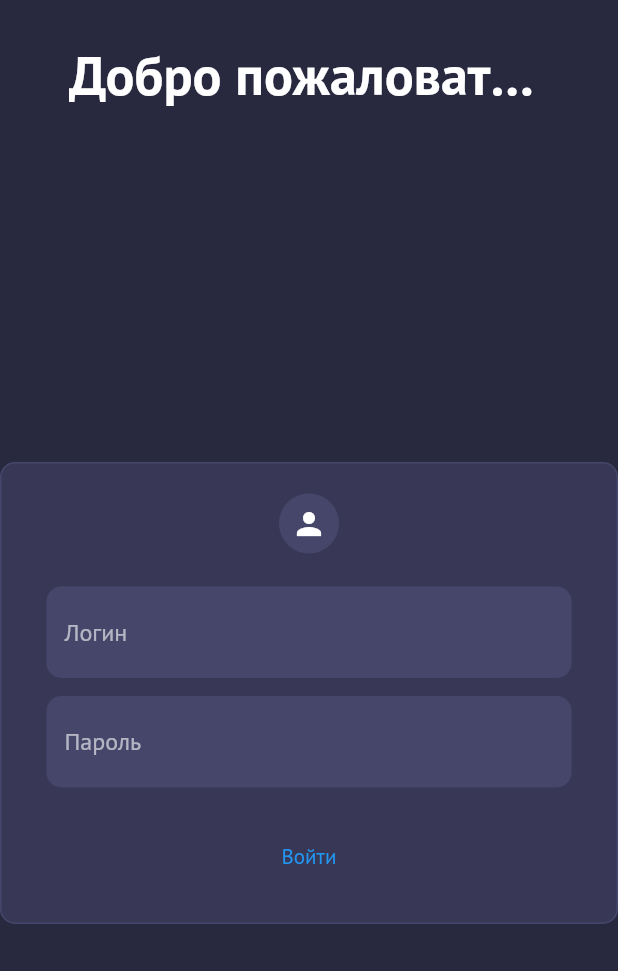
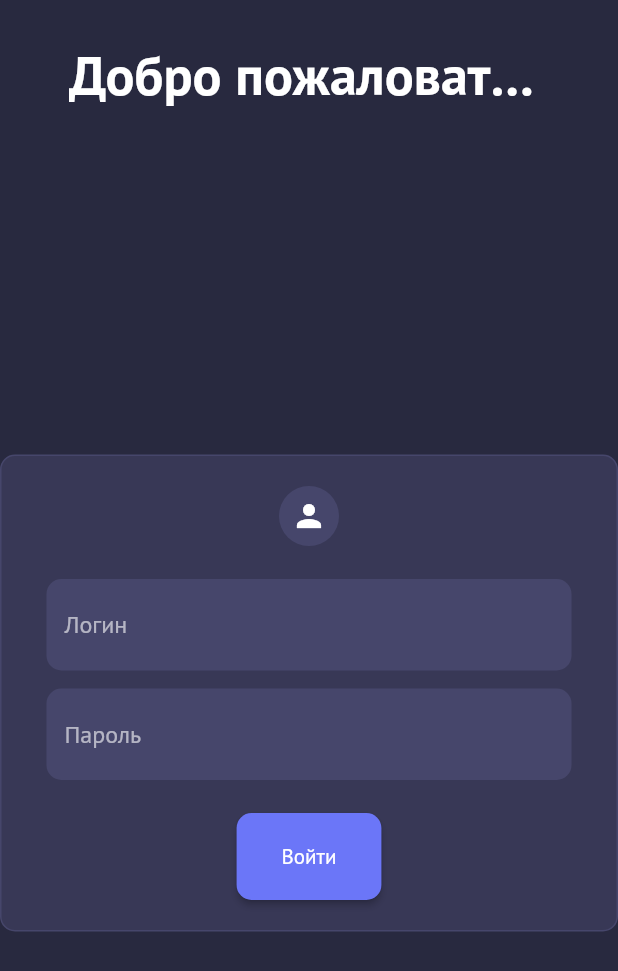
Before and after one commit to black-rusuz/nft, a Flutter app: the screen it shows after launch, on a phone screen of 412 x 824 dp. Shown: the top 971 px of the screen. Run offline on Flutter 3.47's test engine with Material 2 defaults, Android fonts, the phone set to English and light mode, and no system bars; our stand-ins replace dio, equatable, flutter_bloc, get_it, google_fonts, injectable.

Commit message:
Button style

```diff
--- a/lib/main.dart
+++ b/lib/main.dart
@@ -36,7 +36,7 @@ class MyApp extends StatelessWidget {
       initialRoute: routes.keys.first,
       theme: ThemeData(
         brightness: Brightness.dark,
-        primarySwatch: Colors.blue,
+        primarySwatch: Styles.blue,
         scaffoldBackgroundColor: Styles.bg,
         textTheme: GoogleFonts.ptSansTextTheme(),
         appBarTheme: const AppBarTheme(
@@ -52,6 +52,16 @@ class MyApp extends StatelessWidget {
             borderRadius: Styles.borderRadius,
           ),
         ),
+        elevatedButtonTheme: ElevatedButtonThemeData(
+          style: ButtonStyle(
+            padding: const MaterialStatePropertyAll(
+              EdgeInsets.symmetric(vertical: 20, horizontal: 30),
+            ),
+            shape: MaterialStatePropertyAll(
+              RoundedRectangleBorder(borderRadius: Styles.borderRadius),
+            ),
+          ),
+        ),
         // iconTheme: const IconThemeData(color: Colors.black),
       ),
     );
--- a/lib/presentation/pages/login/login_page.dart
+++ b/lib/presentation/pages/login/login_page.dart
@@ -51,7 +51,7 @@ class LoginPage extends StatelessWidget {
                 decoration: InputDecoration(hintText: 'Пароль'),
               ),
               const SizedBox(height: 22),
-              TextButton(
+              ElevatedButton(
                 onPressed: () =>
                     Navigator.of(context).pushReplacementNamed(HomePage.name),
                 child: const Text('Войти'),
--- a/lib/presentation/styles.dart
+++ b/lib/presentation/styles.dart
@@ -1,6 +1,29 @@
 import 'package:flutter/material.dart';
 
 class Styles {
+  // * MATERIAL COLOR
+  static const int _bluePrimaryValue = 0xFF6B76F8;
+  static const MaterialColor blue = MaterialColor(_bluePrimaryValue, {
+    50: Color(0xFFEDEFFE),
+    100: Color(0xFFD3D6FD),
+    200: Color(0xFFB5BBFC),
+    300: Color(0xFF979FFA),
+    400: Color(0xFF818BF9),
+    500: Color(_bluePrimaryValue),
+    600: Color(0xFF636EF7),
+    700: Color(0xFF5863F6),
+    800: Color(0xFF4E59F5),
+    900: Color(0xFF3C46F3),
+  });
+
+  static const int _blueAccentValue = 0xFFFFFFFF;
+  static const MaterialColor blueAccent = MaterialColor(_blueAccentValue, {
+    100: Color(0xFFFFFFFF),
+    200: Color(_blueAccentValue),
+    400: Color(0xFFD9DBFF),
+    700: Color(0xFFBFC2FF),
+  });
+
   // * COLORS
   static const Color bg = Color(0xff28293F);
   static const Color cardBg = Color(0xff383856);
```
